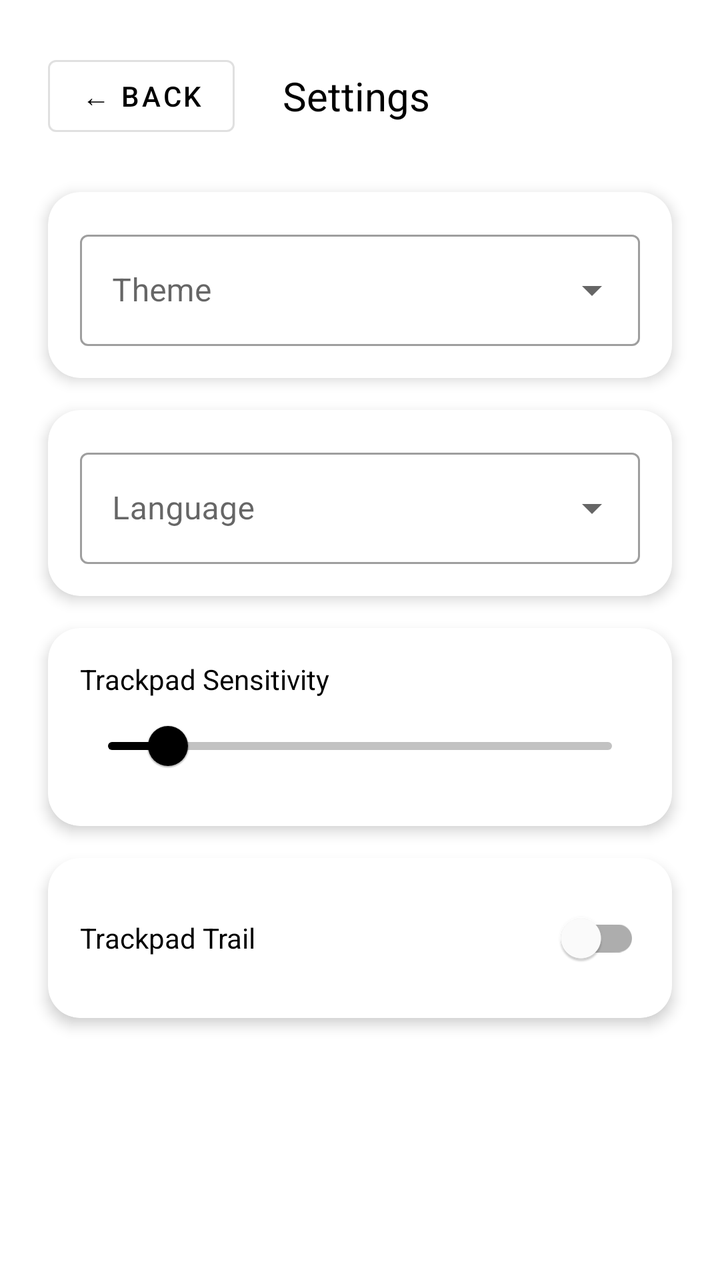
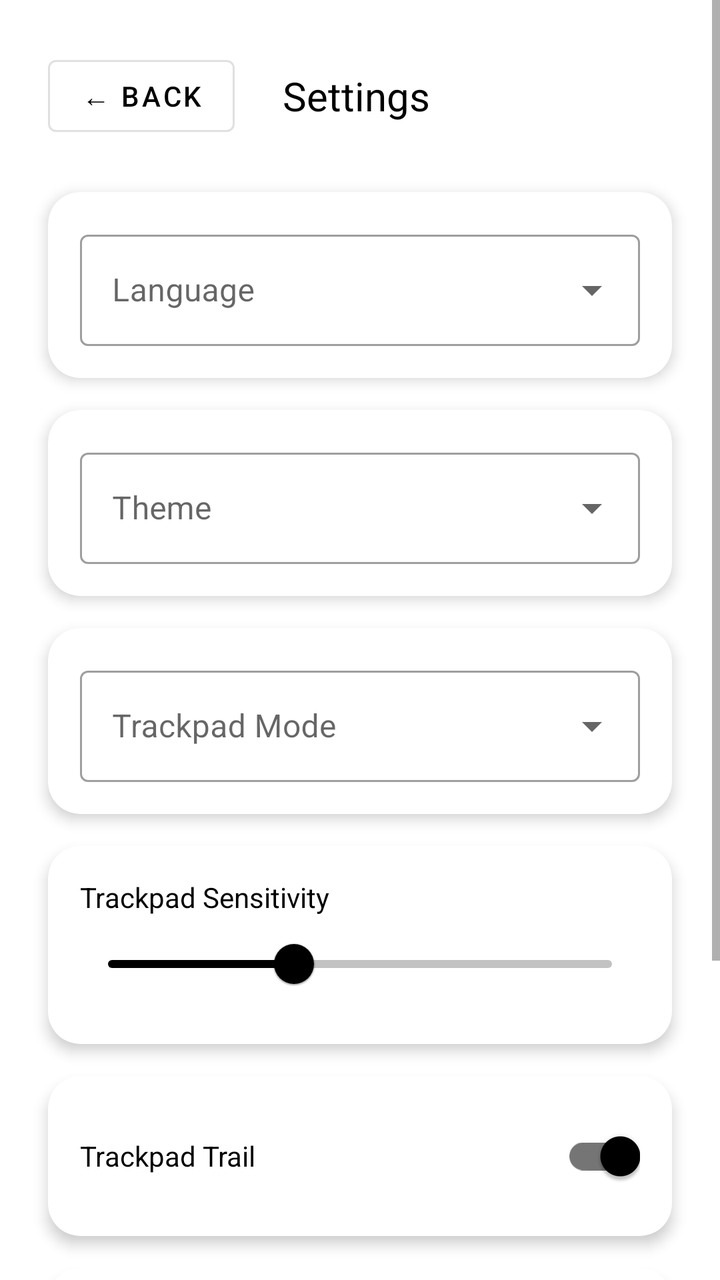

Screens rendered from an Android XML layout before and after an edit, with the pre-edit source and the edit as a unified diff.
<!-- AndroidManifest.xml: application theme Theme.PhoneMouse -->
<!-- res/layout/nav_drawer_settings.xml -->
<?xml version="1.0" encoding="utf-8"?>
<LinearLayout xmlns:android="http://schemas.android.com/apk/res/android"
    xmlns:app="http://schemas.android.com/apk/res-auto"
    android:id="@+id/settingsDrawerPanel"
    android:layout_width="match_parent"
    android:layout_height="match_parent"
    android:orientation="vertical"
    android:padding="24dp"
    android:clipToPadding="false">

    <LinearLayout
        android:layout_width="match_parent"
        android:layout_height="wrap_content"
        android:gravity="center_vertical"
        android:orientation="horizontal"
        android:paddingBottom="24dp">

        <com.google.android.material.button.MaterialButton
            android:id="@+id/settingsBackBtn"
            style="@style/Widget.MaterialComponents.Button.OutlinedButton"
            android:layout_width="wrap_content"
            android:layout_height="wrap_content"
            android:text="@string/back" />

        <TextView
            android:layout_width="wrap_content"
            android:layout_height="wrap_content"
            android:paddingStart="24dp"
            android:text="@string/settings"
            android:textColor="?android:attr/textColorPrimary"
            android:textSize="20sp" />
    </LinearLayout>

    <com.google.android.material.card.MaterialCardView
        android:layout_width="match_parent"
        android:layout_height="wrap_content"
        android:layout_marginBottom="16dp"
        app:cardCornerRadius="16dp"
        app:cardElevation="4dp">

        <LinearLayout
            android:layout_width="match_parent"
            android:layout_height="wrap_content"
            android:orientation="vertical"
            android:padding="16dp">

            <com.google.android.material.textfield.TextInputLayout
                android:id="@+id/themeDropdownLayout"
                style="@style/Widget.MaterialComponents.TextInputLayout.OutlinedBox.ExposedDropdownMenu"
                android:layout_width="match_parent"
                android:layout_height="wrap_content"
                android:hint="@string/theme">

                <com.google.android.material.textfield.MaterialAutoCompleteTextView
                    android:id="@+id/themeDropdown"
                    android:layout_width="match_parent"
                    android:layout_height="wrap_content"
                    android:inputType="none"
                    android:labelFor="@id/themeDropdown" />
            </com.google.android.material.textfield.TextInputLayout>
        </LinearLayout>
    </com.google.android.material.card.MaterialCardView>

    <com.google.android.material.card.MaterialCardView
        android:layout_width="match_parent"
        android:layout_height="wrap_content"
        android:layout_marginBottom="16dp"
        app:cardCornerRadius="16dp"
        app:cardElevation="4dp">

        <LinearLayout
            android:layout_width="match_parent"
            android:layout_height="wrap_content"
            android:orientation="vertical"
            android:padding="16dp">

            <com.google.android.material.textfield.TextInputLayout
                style="@style/Widget.MaterialComponents.TextInputLayout.OutlinedBox.ExposedDropdownMenu"
                android:layout_width="match_parent"
                android:layout_height="wrap_content"
                android:hint="@string/language">

                <com.google.android.material.textfield.MaterialAutoCompleteTextView
                    android:id="@+id/languageDropdown"
                    android:layout_width="match_parent"
                    android:layout_height="wrap_content"
                    android:inputType="none" />
            </com.google.android.material.textfield.TextInputLayout>
        </LinearLayout>
    </com.google.android.material.card.MaterialCardView>

    <com.google.android.material.card.MaterialCardView
        android:layout_width="match_parent"
        android:layout_height="wrap_content"
        android:layout_marginBottom="16dp"
        app:cardCornerRadius="16dp"
        app:cardElevation="4dp">

        <LinearLayout
            android:layout_width="match_parent"
            android:layout_height="wrap_content"
            android:orientation="vertical"
            android:padding="16dp">

            <LinearLayout
                android:layout_width="match_parent"
                android:layout_height="wrap_content"
                android:orientation="horizontal">

                <TextView
                    android:layout_width="0dp"
                    android:layout_height="wrap_content"
                    android:layout_weight="1"
                    android:text="@string/trackpad_sensitivity"
                    android:textColor="?android:attr/textColorPrimary"
                    android:textSize="14sp" />

                <TextView
                    android:id="@+id/sensitivityValueText"
                    android:layout_width="wrap_content"
                    android:layout_height="wrap_content"
                    android:textColor="?android:attr/textColorPrimary"
                    android:textSize="14sp"
                    android:textStyle="bold" />
            </LinearLayout>

            <com.google.android.material.slider.Slider
                android:id="@+id/sensitivitySlider"
                android:layout_width="match_parent"
                android:layout_height="wrap_content"
                android:valueFrom="0.1"
                android:valueTo="8.0"
                android:value="1.0"
                app:labelBehavior="gone" />
        </LinearLayout>
    </com.google.android.material.card.MaterialCardView>

    <com.google.android.material.card.MaterialCardView
        android:layout_width="match_parent"
        android:layout_height="wrap_content"
        app:cardCornerRadius="16dp"
        app:cardElevation="4dp">

        <LinearLayout
            android:layout_width="match_parent"
            android:layout_height="wrap_content"
            android:orientation="vertical"
            android:padding="16dp">

            <com.google.android.material.switchmaterial.SwitchMaterial
                android:id="@+id/trailToggle"
                android:layout_width="match_parent"
                android:layout_height="wrap_content"
                android:minHeight="48dp"
                android:text="@string/trackpad_trail"
                android:textColor="?android:attr/textColorPrimary" />
        </LinearLayout>
    </com.google.android.material.card.MaterialCardView>

</LinearLayout>
<!-- resources referenced by this layout -->
<resources>
  <string name="back">← Back</string>
  <string name="language">Language</string>
  <string name="settings">Settings</string>
  <string name="theme">Theme</string>
  <string name="trackpad_sensitivity">Trackpad Sensitivity</string>
  <string name="trackpad_trail">Trackpad Trail</string>
  <style name="Theme.PhoneMouse" parent="Theme.MaterialComponents.DayNight.NoActionBar">
          
          <item name="colorPrimary">@android:color/black</item>
          <item name="colorPrimaryVariant">#333333</item>
          <item name="colorOnPrimary">@android:color/white</item>
          
          <item name="colorSecondary">#666666</item>
          <item name="colorSecondaryVariant">#333333</item>
          <item name="colorOnSecondary">@android:color/white</item>
          <item name="android:colorControlHighlight">#20000000</item>
          <item name="colorAccent">@android:color/black</item>
          
          <item name="android:statusBarColor">@android:color/transparent</item>
          <item name="android:navigationBarColor">@android:color/transparent</item>
          <item name="android:windowBackground">@android:color/white</item>
          <item name="android:textColorPrimary">@android:color/black</item>
  
          
          <item name="trackpadBackgroundColor">#EEEEEE</item>
          <item name="controlBackgroundColor">#CCCCCC</item>
          <item name="controlIconColor">@android:color/black</item>
          <item name="controlTextColor">@android:color/black</item>
      </style>
</resources>

<!-- the commit's change to res/layout/nav_drawer_settings.xml (unified diff, before → after) -->
@@ -1,12 +1,17 @@
 <?xml version="1.0" encoding="utf-8"?>
-<LinearLayout xmlns:android="http://schemas.android.com/apk/res/android"
+<ScrollView xmlns:android="http://schemas.android.com/apk/res/android"
     xmlns:app="http://schemas.android.com/apk/res-auto"
-    android:id="@+id/settingsDrawerPanel"
     android:layout_width="match_parent"
     android:layout_height="match_parent"
-    android:orientation="vertical"
-    android:padding="24dp"
-    android:clipToPadding="false">
+    android:fillViewport="true">
+
+    <LinearLayout
+        android:id="@+id/settingsDrawerPanel"
+        android:layout_width="match_parent"
+        android:layout_height="wrap_content"
+        android:orientation="vertical"
+        android:padding="24dp"
+        android:clipToPadding="false">
 
     <LinearLayout
         android:layout_width="match_parent"
@@ -31,6 +36,36 @@
             android:textSize="20sp" />
     </LinearLayout>
 
+    
+    <com.google.android.material.card.MaterialCardView
+        android:layout_width="match_parent"
+        android:layout_height="wrap_content"
+        android:layout_marginBottom="16dp"
+        app:cardCornerRadius="16dp"
+        app:cardElevation="4dp">
+
+        <LinearLayout
+            android:layout_width="match_parent"
+            android:layout_height="wrap_content"
+            android:orientation="vertical"
+            android:padding="16dp">
+
+            <com.google.android.material.textfield.TextInputLayout
+                style="@style/Widget.MaterialComponents.TextInputLayout.OutlinedBox.ExposedDropdownMenu"
+                android:layout_width="match_parent"
+                android:layout_height="wrap_content"
+                android:hint="@string/language">
+
+                <com.google.android.material.textfield.MaterialAutoCompleteTextView
+                    android:id="@+id/languageDropdown"
+                    android:layout_width="match_parent"
+                    android:layout_height="wrap_content"
+                    android:inputType="none" />
+            </com.google.android.material.textfield.TextInputLayout>
+        </LinearLayout>
+    </com.google.android.material.card.MaterialCardView>
+
+    
     <com.google.android.material.card.MaterialCardView
         android:layout_width="match_parent"
         android:layout_height="wrap_content"
@@ -61,6 +96,7 @@
         </LinearLayout>
     </com.google.android.material.card.MaterialCardView>
 
+    
     <com.google.android.material.card.MaterialCardView
         android:layout_width="match_parent"
         android:layout_height="wrap_content"
@@ -78,10 +114,10 @@
                 style="@style/Widget.MaterialComponents.TextInputLayout.OutlinedBox.ExposedDropdownMenu"
                 android:layout_width="match_parent"
                 android:layout_height="wrap_content"
-                android:hint="@string/language">
+                android:hint="@string/trackpad_mode">
 
                 <com.google.android.material.textfield.MaterialAutoCompleteTextView
-                    android:id="@+id/languageDropdown"
+                    android:id="@+id/trackpadModeDropdown"
                     android:layout_width="match_parent"
                     android:layout_height="wrap_content"
                     android:inputType="none" />
@@ -89,7 +125,9 @@
         </LinearLayout>
     </com.google.android.material.card.MaterialCardView>
 
-    <com.google.android.material.card.MaterialCardView
+    
+    <com.google.android.material.card.MaterialCardView
+        android:id="@+id/trackpadSensitivityCard"
         android:layout_width="match_parent"
         android:layout_height="wrap_content"
         android:layout_marginBottom="16dp"
@@ -116,7 +154,7 @@
                     android:textSize="14sp" />
 
                 <TextView
-                    android:id="@+id/sensitivityValueText"
+                    android:id="@+id/trackpadSensitivityValueText"
                     android:layout_width="wrap_content"
                     android:layout_height="wrap_content"
                     android:textColor="?android:attr/textColorPrimary"
@@ -125,19 +163,22 @@
             </LinearLayout>
 
             <com.google.android.material.slider.Slider
-                android:id="@+id/sensitivitySlider"
+                android:id="@+id/trackpadSensitivitySlider"
                 android:layout_width="match_parent"
                 android:layout_height="wrap_content"
                 android:valueFrom="0.1"
                 android:valueTo="8.0"
-                android:value="1.0"
+                android:value="3.0"
                 app:labelBehavior="gone" />
         </LinearLayout>
     </com.google.android.material.card.MaterialCardView>
 
-    <com.google.android.material.card.MaterialCardView
-        android:layout_width="match_parent"
-        android:layout_height="wrap_content"
+    
+    <com.google.android.material.card.MaterialCardView
+        android:id="@+id/trackpadTrailCard"
+        android:layout_width="match_parent"
+        android:layout_height="wrap_content"
+        android:layout_marginBottom="16dp"
         app:cardCornerRadius="16dp"
         app:cardElevation="4dp">
 
@@ -152,9 +193,84 @@
                 android:layout_width="match_parent"
                 android:layout_height="wrap_content"
                 android:minHeight="48dp"
+                android:checked="true"
                 android:text="@string/trackpad_trail"
                 android:textColor="?android:attr/textColorPrimary" />
         </LinearLayout>
     </com.google.android.material.card.MaterialCardView>
 
+    
+    <com.google.android.material.card.MaterialCardView
+        android:id="@+id/trackpointSensitivityCard"
+        android:layout_width="match_parent"
+        android:layout_height="wrap_content"
+        android:layout_marginBottom="16dp"
+        app:cardCornerRadius="16dp"
+        app:cardElevation="4dp">
+
+        <LinearLayout
+            android:layout_width="match_parent"
+            android:layout_height="wrap_content"
+            android:orientation="vertical"
+            android:padding="16dp">
+
+            <LinearLayout
+                android:layout_width="match_parent"
+                android:layout_height="wrap_content"
+                android:orientation="horizontal">
+
+                <TextView
+                    android:layout_width="0dp"
+                    android:layout_height="wrap_content"
+                    android:layout_weight="1"
+                    android:text="@string/trackpoint_sensitivity"
+                    android:textColor="?android:attr/textColorPrimary"
+                    android:textSize="14sp" />
+
+                <TextView
+                    android:id="@+id/trackpointSensitivityValueText"
+                    android:layout_width="wrap_content"
+                    android:layout_height="wrap_content"
+                    android:textColor="?android:attr/textColorPrimary"
+                    android:textSize="14sp"
+                    android:textStyle="bold" />
+            </LinearLayout>
+
+            <com.google.android.material.slider.Slider
+                android:id="@+id/trackpointSensitivitySlider"
+                android:layout_width="match_parent"
+                android:layout_height="wrap_content"
+                android:valueFrom="0.1"
+                android:valueTo="8.0"
+                android:value="1.5"
+                app:labelBehavior="gone" />
+        </LinearLayout>
+    </com.google.android.material.card.MaterialCardView>
+
+    
+    <com.google.android.material.card.MaterialCardView
+        android:id="@+id/trackpointAnimationCard"
+        android:layout_width="match_parent"
+        android:layout_height="wrap_content"
+        app:cardCornerRadius="16dp"
+        app:cardElevation="4dp">
+
+        <LinearLayout
+            android:layout_width="match_parent"
+            android:layout_height="wrap_content"
+            android:orientation="vertical"
+            android:padding="16dp">
+
+            <com.google.android.material.switchmaterial.SwitchMaterial
+                android:id="@+id/trackpointAnimationToggle"
+                android:layout_width="match_parent"
+                android:layout_height="wrap_content"
+                android:minHeight="48dp"
+                android:checked="true"
+                android:text="@string/trackpoint_animation"
+                android:textColor="?android:attr/textColorPrimary" />
+        </LinearLayout>
+    </com.google.android.material.card.MaterialCardView>
+
 </LinearLayout>
+</ScrollView>
<!-- resource entries referenced after the edit -->
@@ -4,8 +4,11 @@
   <string name="language">Language</string>
   <string name="settings">Settings</string>
   <string name="theme">Theme</string>
+  <string name="trackpad_mode">Trackpad Mode</string>
   <string name="trackpad_sensitivity">Trackpad Sensitivity</string>
   <string name="trackpad_trail">Trackpad Trail</string>
+  <string name="trackpoint_animation">Trackpoint Animation</string>
+  <string name="trackpoint_sensitivity">Trackpoint Sensitivity</string>
   <style name="Theme.PhoneMouse" parent="Theme.MaterialComponents.DayNight.NoActionBar">
           
           <item name="colorPrimary">@android:color/black</item>
